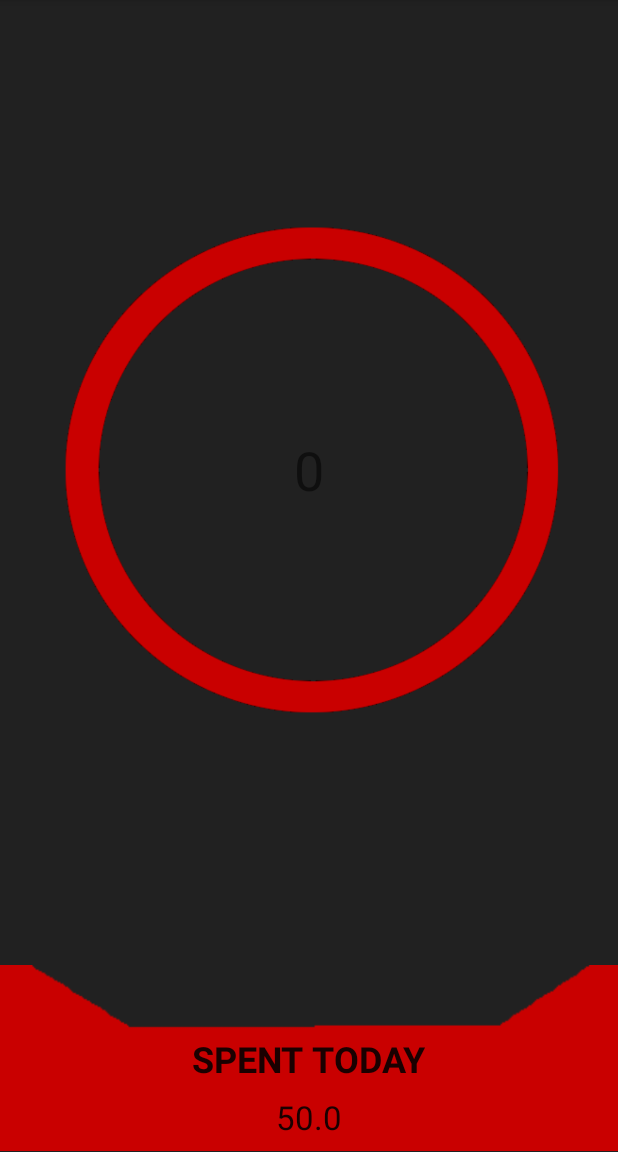
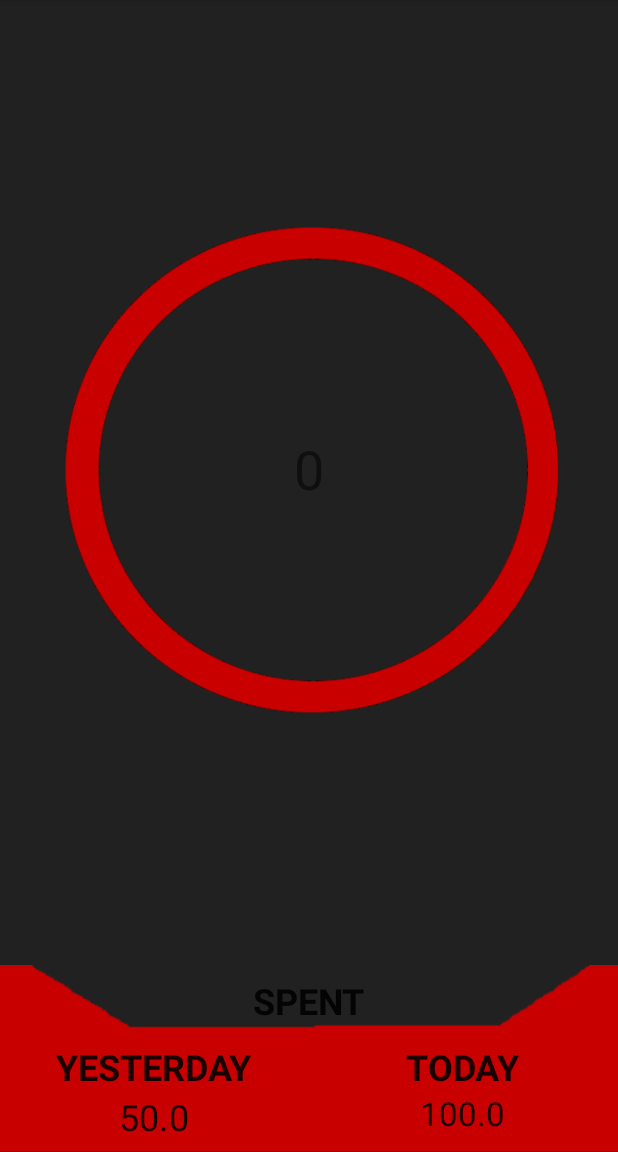
Before and after one commit to TEMETS/Moneypad, an Android app: the screen it shows after launch (MainActivity), on a phone screen of 412 x 824 dp, the part 84-1236 px from its top. Run offline under Robolectric (Android 15) with nearby library versions, the phone set to English and light mode, and no system bars.

Commit message:
Second update to data handling. Improved UI to get spent amount from yesterday.

```diff
--- a/app/src/main/java/com/example/moneypadv2/DataHandler.java
+++ b/app/src/main/java/com/example/moneypadv2/DataHandler.java
@@ -23,9 +23,13 @@ public class DataHandler {
     public void add(double value) {
         //if(!this.data.contains(new Data(time, 0))) {
 
+        if (value >= 0) {
             Calendar time = Calendar.getInstance();
 
             this.data.add(new Data(time, value));
+        }
+
+
         //this.lastData = new Data(time, value);
 
         //this.balance.subtract(value);
@@ -35,12 +39,15 @@ public class DataHandler {
     }
 
     public void add(int day, int month, int hour, double value) {
+
+        if (value >= 0) {
             Calendar time = Calendar.getInstance();
             time.add(Calendar.DAY_OF_MONTH, day);
             time.add(Calendar.MONTH, month);
             time.add(Calendar.HOUR_OF_DAY, hour);
 
             this.data.add(new Data(time, value));
+        }
     }
 
     public String get(int i) {
--- a/app/src/main/java/com/example/moneypadv2/MainActivity.java
+++ b/app/src/main/java/com/example/moneypadv2/MainActivity.java
@@ -16,14 +16,20 @@ public class MainActivity extends AppCompatActivity {
         setContentView(R.layout.activity_main);
 
         dataHandler.add(50);
+        dataHandler.add(50);
+
+        dataHandler.add(-1,0,0,50);
 
         updateUI();
 
     }
 
     public void updateUI() {
-        TextView textView = findViewById(R.id.spendToday);
-        textView.setText(Double.toString(dataHandler.spentToday()));
+        TextView spentToday = findViewById(R.id.spentToday);
+        spentToday.setText(Double.toString(dataHandler.spentToday()));
+
+        TextView spentYesterday = findViewById(R.id.spentYesterday);
+        spentYesterday.setText(Double.toString(dataHandler.spentYesterday()));
     }
 
     @Override
--- a/app/src/main/res/layout/activity_main.xml
+++ b/app/src/main/res/layout/activity_main.xml
@@ -51,6 +51,7 @@
         android:id="@+id/textView2"
         android:layout_width="wrap_content"
         android:layout_height="wrap_content"
+        android:layout_marginTop="24dp"
         android:fontFamily="sans-serif"
         android:text="@string/text_spent_today"
         android:textAllCaps="true"
@@ -59,17 +60,67 @@
         android:textStyle="bold"
         app:layout_constraintBottom_toBottomOf="parent"
         app:layout_constraintEnd_toEndOf="parent"
-        app:layout_constraintStart_toStartOf="@+id/imageView"
-        app:layout_constraintTop_toTopOf="@+id/imageView" />
+        app:layout_constraintStart_toStartOf="@+id/guideline"
+        app:layout_constraintTop_toTopOf="@+id/imageView"
+        app:layout_constraintVertical_bias="0.405" />
 
     <TextView
-        android:id="@+id/spendToday"
+        android:id="@+id/spentToday"
         android:layout_width="wrap_content"
         android:layout_height="wrap_content"
         android:text="@string/spent_today"
         android:textAppearance="@style/TextAppearance.AppCompat.Large"
-        app:layout_constraintBottom_toBottomOf="@+id/imageView"
+        app:layout_constraintBottom_toBottomOf="parent"
+        app:layout_constraintEnd_toEndOf="parent"
+        app:layout_constraintStart_toStartOf="@+id/guideline"
+        app:layout_constraintTop_toBottomOf="@+id/textView2"
+        app:layout_constraintVertical_bias="0.0" />
+
+    <androidx.constraintlayout.widget.Guideline
+        android:id="@+id/guideline"
+        android:layout_width="wrap_content"
+        android:layout_height="wrap_content"
+        android:orientation="vertical"
+        app:layout_constraintGuide_begin="205dp" />
+
+    <TextView
+        android:id="@+id/spentYesterday"
+        android:layout_width="wrap_content"
+        android:layout_height="wrap_content"
+        android:text="@string/spent_yesterday"
+        android:textAppearance="@style/TextAppearance.AppCompat.Large"
+        android:textSize="24sp"
+        app:layout_constraintBottom_toBottomOf="parent"
+        app:layout_constraintEnd_toStartOf="@+id/guideline"
+        app:layout_constraintStart_toStartOf="parent"
+        app:layout_constraintTop_toBottomOf="@+id/textView3"
+        app:layout_constraintVertical_bias="0.111" />
+
+    <TextView
+        android:id="@+id/textView3"
+        android:layout_width="wrap_content"
+        android:layout_height="wrap_content"
+        android:text="@string/text_spent_yesterday"
+        android:textAllCaps="true"
+        android:textAppearance="@style/TextAppearance.AppCompat.Large"
+        android:textSize="24sp"
+        android:textStyle="bold"
+        app:layout_constraintBaseline_toBaselineOf="@+id/textView2"
+        app:layout_constraintEnd_toStartOf="@+id/guideline"
+        app:layout_constraintStart_toStartOf="@+id/imageView" />
+
+    <TextView
+        android:id="@+id/textView4"
+        android:layout_width="wrap_content"
+        android:layout_height="wrap_content"
+        android:layout_marginTop="8dp"
+        android:text="@string/text_spent"
+        android:textAllCaps="true"
+        android:textAppearance="@style/TextAppearance.AppCompat.Large"
+        android:textSize="24sp"
+        android:textStyle="bold"
         app:layout_constraintEnd_toEndOf="parent"
         app:layout_constraintStart_toStartOf="parent"
-        app:layout_constraintTop_toBottomOf="@+id/textView2" />
+        app:layout_constraintTop_toTopOf="@+id/imageView" />
+
 </androidx.constraintlayout.widget.ConstraintLayout>
--- a/app/src/main/res/values/strings.xml
+++ b/app/src/main/res/values/strings.xml
@@ -3,8 +3,9 @@
     <string name="settings">Asetukset</string>
     <string name="exit">Poistu</string>
     <string name="money_left">0</string>
-    <string name="text_spent_today">Spent today</string>
-    <string name="text_spent_yesterday">Spend yesterday</string>
+    <string name="text_spent_today">Today</string>
+    <string name="text_spent_yesterday">Yesterday</string>
     <string name="spent_today">0</string>
     <string name="spent_yesterday">0</string>
+    <string name="text_spent">Spent</string>
 </resources>
```
Lines whose indentation alone changed are shown as unchanged.
